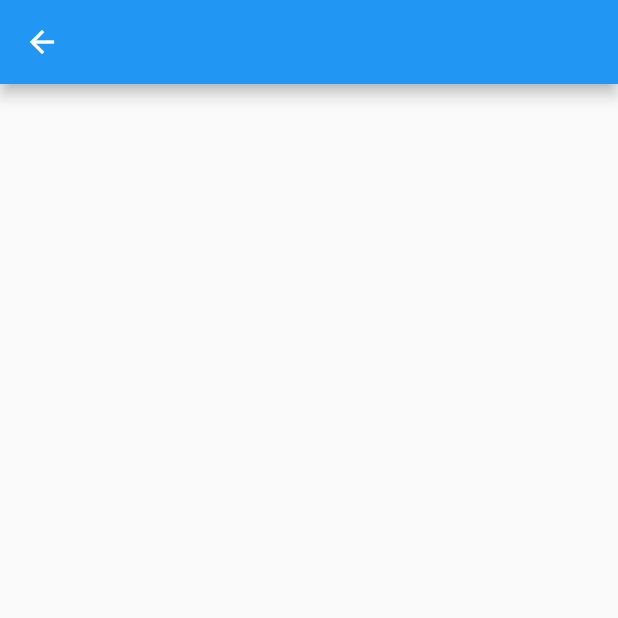
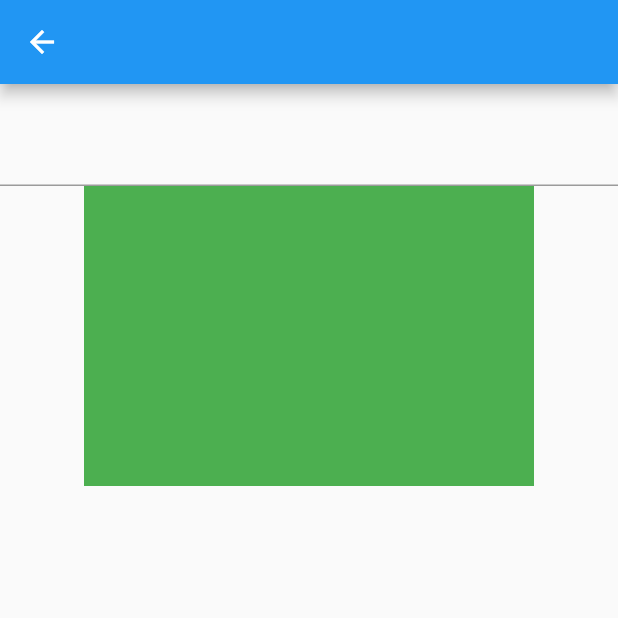
Before and after one commit to joe-l-mathew/CSE-Billing-using-ML, a Flutter app: the HomeScreen screen opened directly, after a tap on the "add" icon, on a phone screen of 412 x 824 dp, the top half of it. Run offline on Flutter 3.47's test engine with Material 2 defaults, Android fonts, the light colour scheme and no system bars; our stand-ins replace cloud_firestore, firebase_auth, firebase_core, image_cropper, image_picker; missing offline and left inert: google_ml_kit; accounts and stored records are empty.

Commit message:
ML completed

```diff
--- a/lib/main.dart
+++ b/lib/main.dart
@@ -1,6 +1,8 @@
 import 'package:firebase_core/firebase_core.dart';
 import 'package:flutter/material.dart';
+import 'package:flutter_application_csw/provider/scan_pprovider.dart';
 import 'package:flutter_application_csw/provider/user_provider.dart';
+import 'package:flutter_application_csw/screens/home_screen.dart';
 import 'package:flutter_application_csw/screens/registration_screen.dart';
 import 'package:flutter_application_csw/screens/splash_screen.dart';
 import 'package:provider/provider.dart';
@@ -21,6 +23,8 @@ class MyApp extends StatelessWidget {
       providers: [
         ChangeNotifierProvider<UserProvider>(
             create: (context) => UserProvider()),
+        ChangeNotifierProvider<ScanProvider>(
+            create: (context) => ScanProvider()),
       ],
       child: MaterialApp(
           title: 'Flutter Demo',
--- a/lib/provider/scan_pprovider.dart
+++ b/lib/provider/scan_pprovider.dart
@@ -2,8 +2,43 @@ import 'package:flutter/cupertino.dart';
 import 'package:image_picker/image_picker.dart';
 
 class ScanProvider with ChangeNotifier {
+  bool? isMatched;
   XFile? selectedImage;
   String? imagePath;
   String? userInput;
-  String? generatedText;
+  String generatedText = "";
+
+  setNull() {
+    isMatched = null;
+    selectedImage = null;
+    imagePath = null;
+    userInput = null;
+    generatedText = "";
+    notifyListeners();
+  }
+
+  setIsMatched(bool ismat) {
+    isMatched = ismat;
+    notifyListeners();
+  }
+
+  setSelectedImage(XFile? img) {
+    selectedImage = img;
+    notifyListeners();
+  }
+
+  setImagePath(String path) {
+    imagePath = path;
+    notifyListeners();
+  }
+
+  setUserInput(String inputText) {
+    userInput = inputText;
+    notifyListeners();
+  }
+
+  setGeneratedText(String generated) {
+    generatedText = generated;
+    notifyListeners();
+  }
 }
--- a/lib/screens/home_screen.dart
+++ b/lib/screens/home_screen.dart
@@ -1,8 +1,8 @@
-import 'package:cloud_firestore/cloud_firestore.dart';
 import 'package:firebase_auth/firebase_auth.dart';
 import 'package:flutter/material.dart';
 
 import 'package:flutter_application_csw/firebase/firestore_methods.dart';
+import 'package:flutter_application_csw/provider/scan_pprovider.dart';
 import 'package:flutter_application_csw/provider/user_provider.dart';
 import 'package:flutter_application_csw/screens/scan_page.dart';
 import 'package:provider/provider.dart';
@@ -29,6 +29,7 @@ class _HomeScreenState extends State<HomeScreen> {
     return Scaffold(
         floatingActionButton: FloatingActionButton(
           onPressed: () {
+            Provider.of<ScanProvider>(context, listen: false).setNull();
             Navigator.push(
                 context,
                 MaterialPageRoute(
@@ -66,36 +67,24 @@ class _HomeScreenState extends State<HomeScreen> {
                           ],
                         ),
                       )),
+            Text(
+              "History",
+              style: TextStyle(fontSize: 30),
+            ),
             Expanded(
-                child: Provider.of<UserProvider>(context).userModel == null
-                    ? CircularProgressIndicator()
-                    : StreamBuilder(
-                        stream: FirebaseFirestore.instance
-                            .collection('user')
-                            .doc(Provider.of<UserProvider>(context,
-                                    listen: false)
-                                .userModel!
-                                .uid)
-                            .collection('bill')
-                            .snapshots(),
-                        builder: (context,
-                            AsyncSnapshot<QuerySnapshot<Map<String, dynamic>>>
-                                snapshot) {
-                          if (snapshot.connectionState ==
-                              ConnectionState.waiting) {
-                            return LinearProgressIndicator();
-                          }
-                          return ListView.separated(
-                              itemBuilder: (BuildContext context, int index) {
-                                return ListTile(
-                                  title: Text("fff"),
-                                );
-                              },
-                              separatorBuilder:
-                                  (BuildContext context, int index) =>
-                                      Divider(),
-                              itemCount: snapshot.data!.docs.length);
-                        }))
+                child: ListView.separated(
+                    itemBuilder: (BuildContext context, int index) {
+                      return ListTile(
+                        title:
+                            Text("Consumer number : ${323667 * (index + 1)}"),
+                        subtitle: Text("Name : username${index + 1}"),
+                        trailing: Text(
+                            "${DateTime.now().subtract(Duration(days: 30 * index)).year.toString()}-${DateTime.now().subtract(Duration(days: 30 * index)).month.toString().padLeft(2, '0')}-${DateTime.now().subtract(Duration(days: 30 * index)).day.toString().padLeft(2, '0')}"),
+                      );
+                    },
+                    separatorBuilder: (BuildContext context, int index) =>
+                        Divider(),
+                    itemCount: 30))
           ],
         ));
   }
--- a/lib/screens/scan_page.dart
+++ b/lib/screens/scan_page.dart
@@ -1,15 +1,67 @@
+import 'dart:io';
+
 import 'package:flutter/material.dart';
+import 'package:flutter_application_csw/provider/scan_pprovider.dart';
+import 'package:flutter_application_csw/screens/show_bill_screen.dart';
+import 'package:provider/provider.dart';
+
+import '../functions/pick_image.dart';
 
 class ScanPage extends StatelessWidget {
   const ScanPage({Key? key}) : super(key: key);
 
   @override
   Widget build(BuildContext context) {
+    final _inputTextController = TextEditingController();
     return Scaffold(
+      floatingActionButton: Provider.of<ScanProvider>(context).isMatched != null
+          ? ElevatedButton(
+              onPressed: () {
+                Navigator.push(context,
+                    MaterialPageRoute(builder: (builder) => ShowBill()));
+              },
+              child: Text('Generate Bill'),
+            )
+          : null,
       appBar: AppBar(),
-      body: Column(children: [
-
-      ]),
+      body: SingleChildScrollView(
+        child: Column(crossAxisAlignment: CrossAxisAlignment.center, children: [
+          SizedBox(
+            height: 20,
+          ),
+          TextFormField(
+            controller: _inputTextController,
+          ),
+          Provider.of<ScanProvider>(context).imagePath == null
+              ? GestureDetector(
+                  onTap: () {
+                    Provider.of<ScanProvider>(context, listen: false)
+                        .setUserInput(_inputTextController.text);
+                    pickImage(context);
+                  },
+                  child: Container(
+                    height: 200,
+                    width: 300,
+                    color: Colors.green,
+                  ),
+                )
+              : Image.file(File(Provider.of<ScanProvider>(context).imagePath!)),
+          SizedBox(
+            height: 30,
+          ),
+          Text(Provider.of<ScanProvider>(context).generatedText),
+          SizedBox(
+            height: 20,
+          ),
+          Provider.of<ScanProvider>(context).isMatched != null
+              ? Center(
+                  child: Provider.of<ScanProvider>(context).isMatched!
+                      ? Text("Match Found")
+                      : Text("Matching Failed"),
+                )
+              : SizedBox()
+        ]),
+      ),
     );
   }
 }
--- a/pubspec.yaml
+++ b/pubspec.yaml
@@ -42,7 +42,7 @@ dependencies:
   json_annotation: ^4.6.0
   image_picker: ^0.8.5+3
   image_cropper: ^2.0.3
-  google_ml_vision: ^0.0.7
+  google_ml_kit: ^0.11.0
 
 dev_dependencies:
   flutter_test:
```
Also changed, not shown: lib/firebase/auth_methods.dart (+13 -3 lines), lib/firebase/firestore_methods.dart (+3 -4 lines), lib/functions/crop_image.dart (added, +40 -0 lines), lib/functions/pick_image.dart (added, +15 -0 lines), lib/functions/recognise.dart (added, +59 -0 lines), lib/screens/registration_screen.dart (+13 -14 lines), lib/screens/show_bill_screen.dart (added, +81 -0 lines), pubspec.lock, 1 other file.
